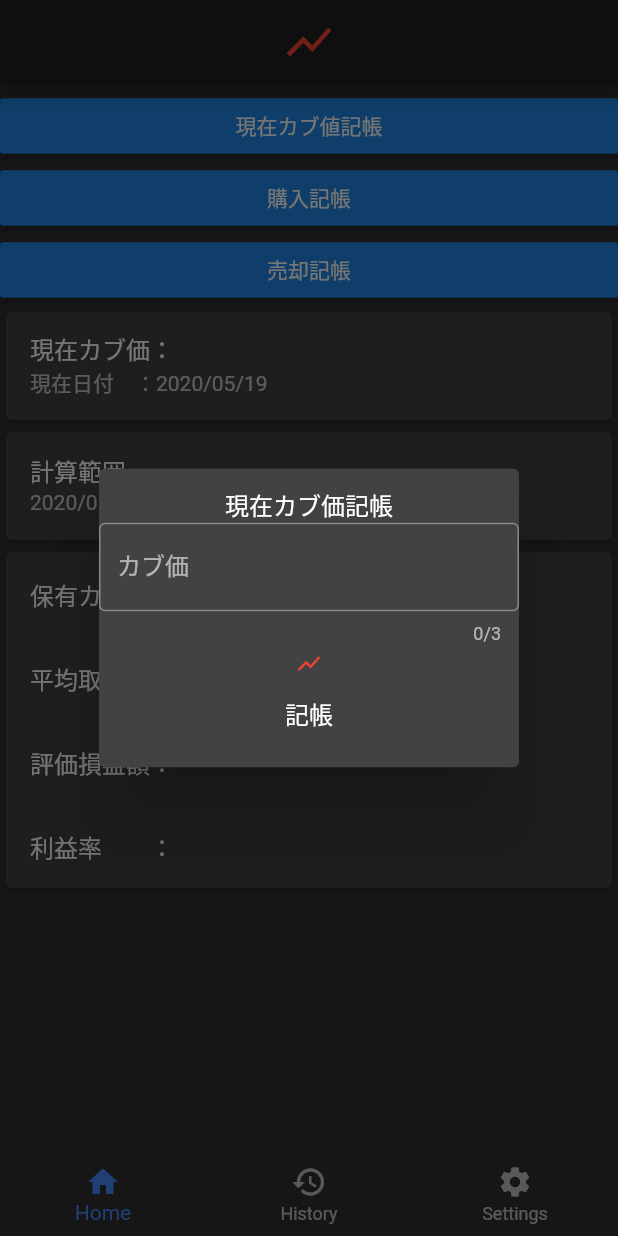
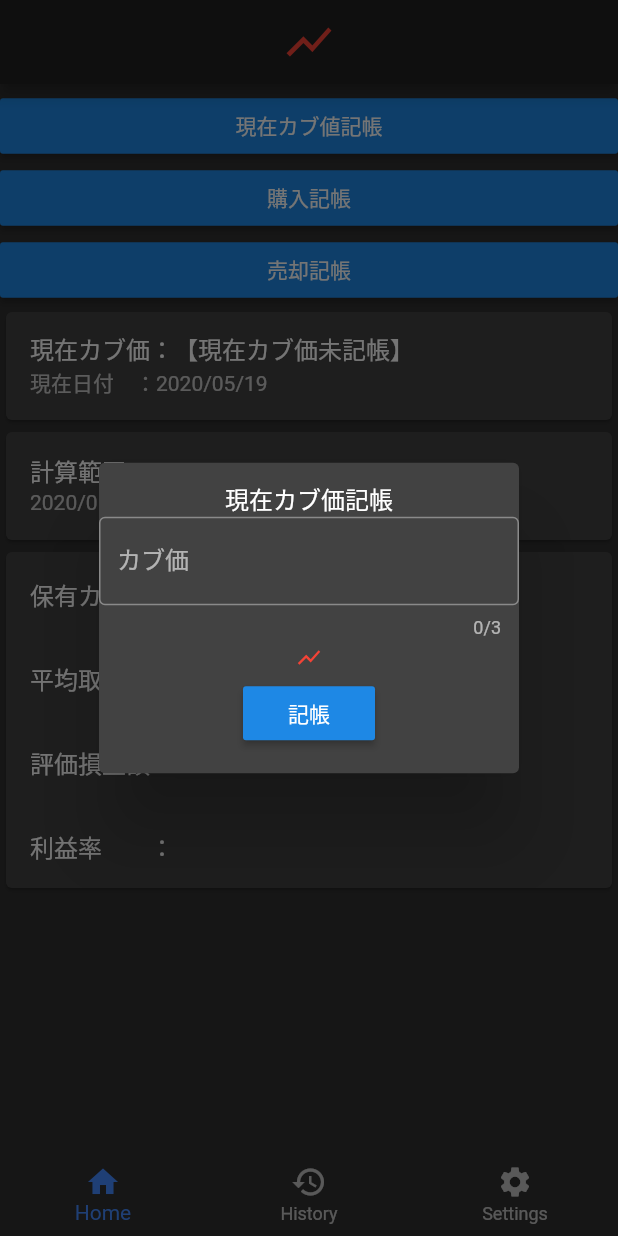
Before and after one commit to jskny/atumori-stock-manager, a Flutter app: the screen it shows after launch, after a tap on "現在カブ値記帳", on a phone screen of 412 x 824 dp. Run offline on Flutter 3.47's test engine with Material 2 defaults, Android fonts, the phone set to English and light mode, and no system bars; our stand-ins replace fluttertoast.

Commit message:
add now price in builder.

```diff
--- a/lib/main.dart
+++ b/lib/main.dart
@@ -68,7 +68,7 @@ bool isNumeric(String s) {
 		return (false);
 	}
 
-	return (double.tryParse(s) != null);
+	return (int.tryParse(s) != null);
 }
 
 
@@ -352,9 +352,10 @@ class _MyHomePageState extends State<MyHomePage> {
 	// ホーム画面
 	Container _createHomePage() {
 		return (new Container(
-			child: ListView(
-				children: [
-					Column(
+			child: ListView.builder(
+				itemCount: 1,
+				itemBuilder: (context, int index) {
+					return (Column(
 						children: <Widget>[
 							Container(
 								padding: const EdgeInsets.all(2),
@@ -406,22 +407,35 @@ class _MyHomePageState extends State<MyHomePage> {
 															),
 
 															Center(
-																child: SimpleDialogOption(
+																child: RaisedButton(
 																	onPressed: (){
 																		if (_inputNowPrice.length == 0) {
 																			Fluttertoast.showToast(msg: "カブ価を入力してください。");
 																			return;
 																		}
 
-
 																		if (isNumeric(_inputNowPrice) == false) {
 																			Fluttertoast.showToast(msg: "カブ価に数値を入力してください");
 																			return;
 																		}
 
+																		int tmp = int.parse(_inputNowPrice);
+																		if (tmp <= 0) {
+																			if (_inputNowPrice.length == 0) {
+																				Fluttertoast.showToast(msg: "カブ価には0よりも大きい値を入力してください。");
+																				return;
+																			}
+																		}
+																		else {
+																			// 現在株価を更新
+																			setState(() {
+																				_nowPrice = tmp;
+																			});
+																		}
+
 																		Navigator.pop(context, 1);
-																		Fluttertoast.showToast(msg: "記帳しました。");
-print(_inputNowPrice);
+																		Fluttertoast.showToast(msg: "現在カブ価を更新しました。");
+print(_nowPrice);
 																	},
 																	child: const Text('記帳')
 																)
@@ -490,7 +504,7 @@ print(_inputNowPrice);
 															),
 
 															Center(
-																child: SimpleDialogOption(
+																child: RaisedButton(
 																	onPressed: (){
 																		if (_inputBuyPrice.length == 0) {
 																			Fluttertoast.showToast(msg: "カブ価を入力してください。");
@@ -581,7 +595,7 @@ print(_inputBuyPrice + ":" + _inputBuyNumber);
 															),
 
 															Center(
-																child: SimpleDialogOption(
+																child: RaisedButton(
 																	onPressed: (){
 																		if (_inputSellPrice.length == 0) {
 																			Fluttertoast.showToast(msg: "カブ価を入力してください。");
@@ -621,7 +635,7 @@ print(_inputSellPrice + ":" + _inputSellNumber);
 							Card(child: Column(
 								children: <Widget>[
 									ListTile(
-										title:    Text("現在カブ価："),
+										title:    Text("現在カブ価：${(this._nowPrice == 0 ? "【現在カブ価未記帳】" : this._nowPrice)}"),
 										subtitle: Text("現在日付　：" + _systemTimeString)
 									)
 								])
@@ -653,8 +667,8 @@ print(_inputSellPrice + ":" + _inputSellNumber);
 								])
 							)
 						]
-					),
-				]
+					));
+				}
 			)
 		));
 	}
```
